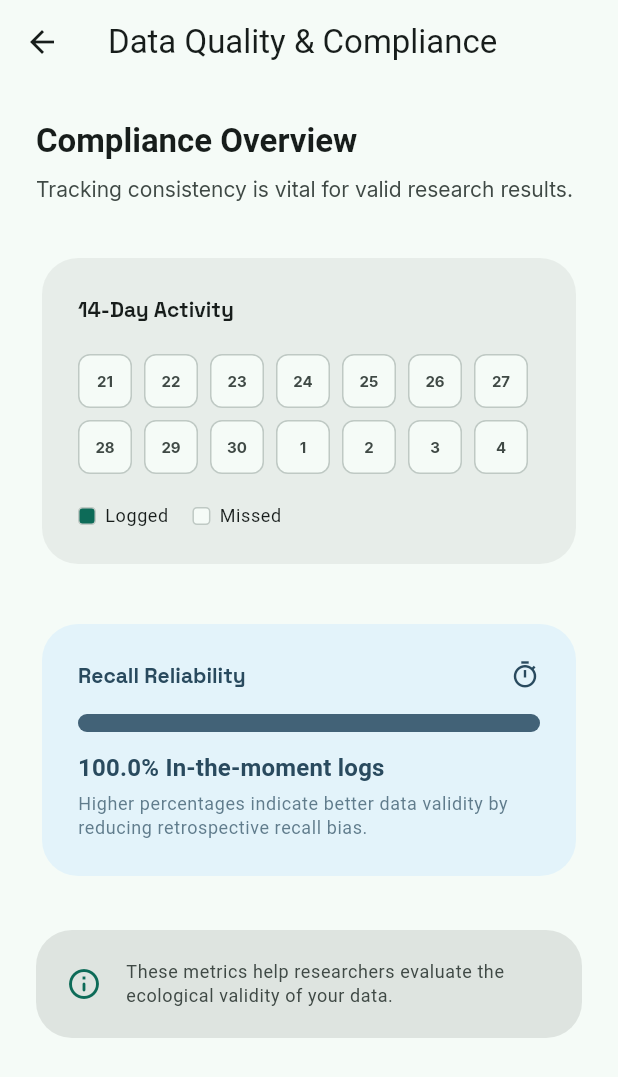
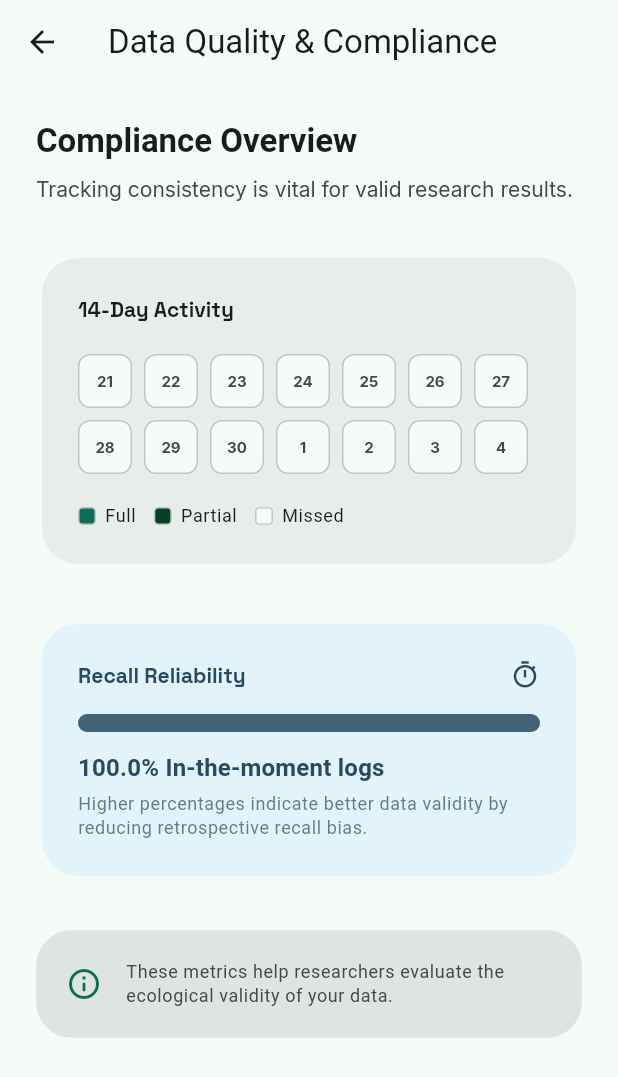
Before and after one commit to SneakyZippy/Covary, a Flutter app: the ComplianceScreen screen opened directly, on a phone screen of 412 x 824 dp. Shown: the top 1077 px of the screen. Run offline on Flutter 3.47's test engine with Material 3 defaults, Android fonts, the phone set to English and light mode, and no system bars; our stand-ins replace awesome_notifications, drift, file_picker, fl_chart, google_fonts, package_info_plus and 3 more; missing offline and left inert: health, usage_stats, workmanager; accounts and stored records are empty; generated files the repository leaves out were written again; statements that could not run were skipped.

Commit message:
better compliance screen (github style)

```diff
--- a/lib/ui/screens/compliance_screen.dart
+++ b/lib/ui/screens/compliance_screen.dart
@@ -2,6 +2,7 @@ import 'package:flutter/material.dart';
 import 'package:provider/provider.dart';
 import '../../data/database/app_database.dart';
 import '../../data/models/enums.dart';
+import '../../services/metric_service.dart';
 
 class ComplianceScreen extends StatefulWidget {
   const ComplianceScreen({super.key});
@@ -12,7 +13,7 @@ class ComplianceScreen extends StatefulWidget {
 
 class _ComplianceScreenState extends State<ComplianceScreen> {
   bool _isLoading = true;
-  Map<DateTime, bool> _complianceMap = {};
+  Map<DateTime, double> _complianceMap = {};
   double _recallRatio = 0.0;
 
   @override
@@ -23,31 +24,49 @@ class _ComplianceScreenState extends State<ComplianceScreen> {
 
   Future<void> _loadComplianceData() async {
     final db = context.read<AppDatabase>();
+    final metricService = context.read<MetricService>();
     final now = DateTime.now();
     final fourteenDaysAgo = now.subtract(const Duration(days: 14));
 
     final events = await db.getEventsInDateRange(fourteenDaysAgo, now);
 
-    // Filter out meta events and app usage for compliance
+    // Filter out meta events and app usage for compliance.
+    // IMPORTANT: We also exclude system-triggered events (passive sensing)
+    // because they don't represent user-initiated compliance.
     final researchEvents = events.where((e) =>
       e.category != EventCategory.meta &&
-      e.category != EventCategory.appUsage
+      e.category != EventCategory.appUsage &&
+      e.triggerSource != TriggerSource.system
     ).toList();
 
-    // Calculate Real-time vs Recall
+    // Calculate Real-time vs Recall (excluding system data)
     final total = researchEvents.length;
     final recall = researchEvents.where((e) => e.triggerSource == TriggerSource.manual).length;
 
-    // Simple compliance map (Day -> Has data)
-    final Map<DateTime, bool> tempMap = {};
+    // Multi-shaded compliance map based on session completion
+    final sessionEvents = events.where((e) =>
+      e.category == EventCategory.meta &&
+      e.label == 'SessionCompleted'
+    ).toList();
+
+    final totalWindows = metricService.allWindows.length;
+
+    final Map<DateTime, double> tempMap = {};
     for (int i = 0; i < 14; i++) {
       final date = DateTime(now.year, now.month, now.day).subtract(Duration(days: i));
-      final hasData = researchEvents.any((e) =>
+
+      final sessionsThisDay = sessionEvents.where((e) =>
         e.timestamp.year == date.year &&
         e.timestamp.month == date.month &&
         e.timestamp.day == date.day
-      );
-      tempMap[date] = hasData;
+      ).length;
+
+      // Ratio of completed windows vs available windows
+      final ratio = totalWindows > 0
+          ? (sessionsThisDay / totalWindows).clamp(0.0, 1.0)
+          : (sessionsThisDay > 0 ? 1.0 : 0.0);
+
+      tempMap[date] = ratio;
     }
 
     if (mounted) {
@@ -123,15 +142,23 @@ class _ComplianceScreenState extends State<ComplianceScreen> {
               spacing: 8,
               runSpacing: 8,
               children: sortedDates.map((date) {
-                final active = _complianceMap[date] ?? false;
+                final ratio = _complianceMap[date] ?? 0.0;
+                final active = ratio > 0;
+
+                // Shade intensity: 0.0 (Missed) -> 1.0 (Full)
+                // We use a dark base for partial logs as requested by the user.
+                final Color cellColor = active
+                    ? Color.lerp(const Color(0xFF0A1F0A), colorScheme.primary, ratio)!
+                    : colorScheme.surface;
+
                 return Container(
                   width: 36,
                   height: 36,
                   decoration: BoxDecoration(
-                    color: active ? colorScheme.primary : colorScheme.surface,
+                    color: cellColor,
                     borderRadius: BorderRadius.circular(8),
                     border: Border.all(
-                      color: active ? colorScheme.primary : colorScheme.outlineVariant,
+                      color: active ? cellColor : colorScheme.outlineVariant,
                       width: 1,
                     ),
                   ),
@@ -141,7 +168,7 @@ class _ComplianceScreenState extends State<ComplianceScreen> {
                       style: TextStyle(
                         fontSize: 10,
                         fontWeight: FontWeight.bold,
-                        color: active ? colorScheme.onPrimary : colorScheme.onSurfaceVariant,
+                        color: active ? Colors.white : colorScheme.onSurfaceVariant,
                       ),
                     ),
                   ),
@@ -151,8 +178,10 @@ class _ComplianceScreenState extends State<ComplianceScreen> {
             const SizedBox(height: 20),
             Row(
               children: [
-                _LegendItem(color: colorScheme.primary, label: 'Logged'),
-                const SizedBox(width: 16),
+                _LegendItem(color: colorScheme.primary, label: 'Full'),
+                const SizedBox(width: 12),
+                _LegendItem(color: Color.lerp(const Color(0xFF0A1F0A), colorScheme.primary, 0.4)!, label: 'Partial'),
+                const SizedBox(width: 12),
                 _LegendItem(color: colorScheme.surface, label: 'Missed'),
               ],
             ),
```
